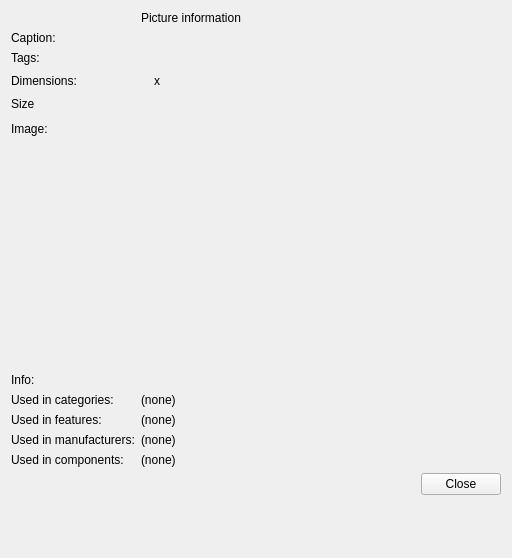
Qt form client/uiforms/picture_info.ui (Wolframe/configurator) before a commit.
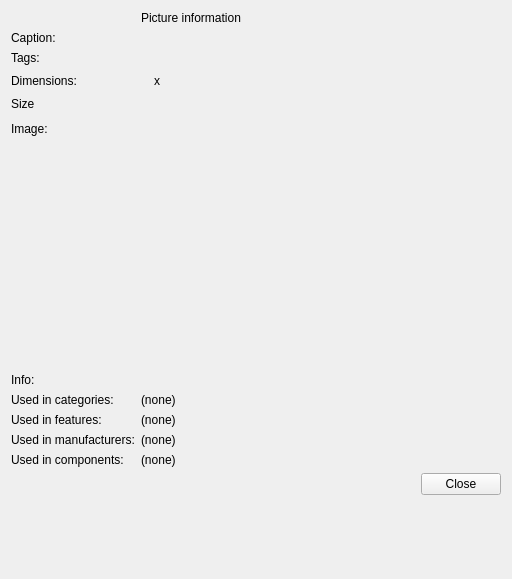
The same form after that commit. Icons and pictures are not drawn.

Commit message: changed picture info to non modal

```diff
--- a/client/uiforms/picture_info.ui
+++ b/client/uiforms/picture_info.ui
@@ -10,7 +10,7 @@
     <x>0</x>
     <y>0</y>
     <width>512</width>
-    <height>558</height>
+    <height>579</height>
    </rect>
   </property>
   <property name="windowTitle">
```
Left out of the diff: 2 changed lines with no effect on the pictures.
